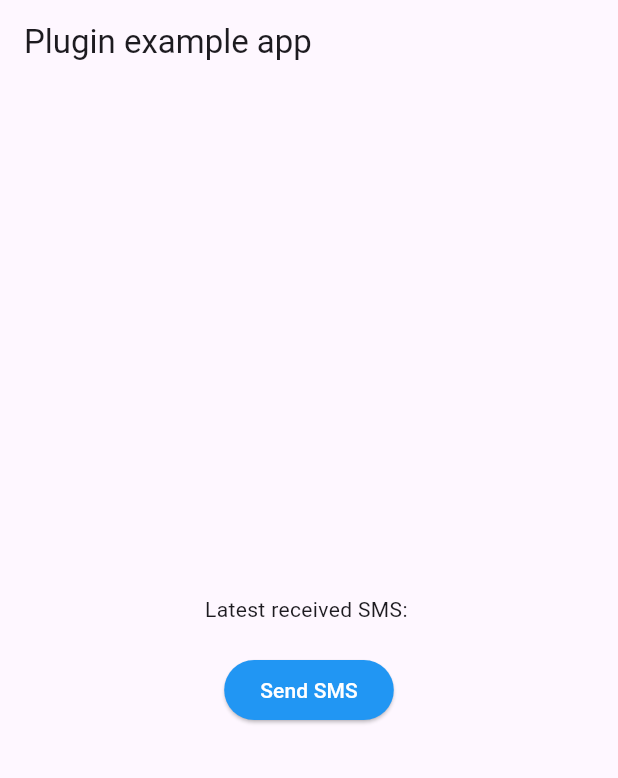
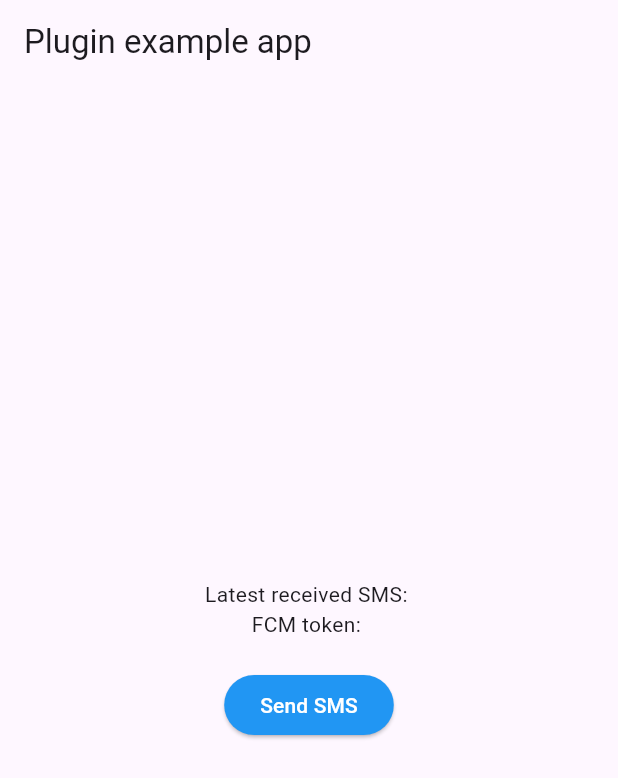
Before and after one commit to Rajeevkumarmajhi/sms-flutter-telephony-and-firebase, a Flutter app: the screen it shows after launch, after a tap on "Send SMS", on a phone screen of 412 x 824 dp. Shown: the top 778 px of the screen. Run offline on Flutter 3.47's test engine with Material 3 defaults, Android fonts, the phone set to English and light mode, and no system bars; our stand-ins replace firebase_core, firebase_messaging, flutter_local_notifications; missing offline and left inert: telephony; accounts and stored records are empty; network calls fail.

Commit message:
auto sending sms using firebase and laravel api

```diff
--- a/lib/main.dart
+++ b/lib/main.dart
@@ -1,12 +1,35 @@
 import 'package:flutter/material.dart';
 import 'dart:async';
+import 'dart:convert'; // Add this import
 import 'package:telephony/telephony.dart';
+import 'package:firebase_core/firebase_core.dart';
+import 'package:firebase_messaging/firebase_messaging.dart';
+import 'package:flutter_local_notifications/flutter_local_notifications.dart';
+import 'package:http/http.dart' as http;
+
+// Add this function for background message handling
+Future<void> _firebaseMessagingBackgroundHandler(RemoteMessage message) async {
+  // print("Handling a background message: ${message.messageId}");
+}
 
 onBackgroundMessage(SmsMessage message) {
-  debugPrint("onBackgroundMessage called");
+  // debugPrint("onBackgroundMessage called");
 }
 
-void main() {
+final FlutterLocalNotificationsPlugin flutterLocalNotificationsPlugin =
+    FlutterLocalNotificationsPlugin();
+
+void main() async {
+  WidgetsFlutterBinding.ensureInitialized();
+  await Firebase.initializeApp();
+  FirebaseMessaging.onBackgroundMessage(_firebaseMessagingBackgroundHandler);
+
+  const AndroidInitializationSettings initializationSettingsAndroid =
+      AndroidInitializationSettings('@mipmap/ic_launcher');
+  const InitializationSettings initializationSettings =
+      InitializationSettings(android: initializationSettingsAndroid);
+  await flutterLocalNotificationsPlugin.initialize(initializationSettings);
+
   runApp(const MyApp());
 }
 
@@ -19,12 +42,86 @@ class MyApp extends StatefulWidget {
 
 class MyAppState extends State<MyApp> {
   String _message = "";
+  String _fcmToken = ""; // Added to store FCM token
   final telephony = Telephony.instance;
+  late final FirebaseMessaging _firebaseMessaging;
 
   @override
   void initState() {
     super.initState();
+    _firebaseMessaging =
+        FirebaseMessaging.instance; // Initialize Firebase Messaging
     initPlatformState();
+    _initializeFirebaseMessaging();
+  }
+
+  void _initializeFirebaseMessaging() {
+    _firebaseMessaging.getToken().then((String? token) {
+      setState(() {
+        _fcmToken = token ?? "";
+      });
+      _sendTokenToServer(token ?? ""); // Save token to server
+    });
+
+    FirebaseMessaging.onMessage.listen((RemoteMessage message) {
+      // print('Got a message whilst in the foreground!');
+      // print('Message data: ${message.data}');
+
+      if (message.notification != null) {
+        // print('Message also contained a notification: ${message.notification}');
+        _showNotification(
+            message.notification?.title, message.notification?.body);
+        if (message.data.containsKey('message')) {
+          sendSms(message.data['message']);
+        }
+      }
+    });
+  }
+
+  void _showNotification(String? title, String? body) async {
+    const AndroidNotificationDetails androidPlatformChannelSpecifics =
+        AndroidNotificationDetails('your_channel_id', 'your_channel_name',
+            channelDescription: 'your_channel_description',
+            importance: Importance.max,
+            priority: Priority.high,
+            ticker: 'ticker');
+    const NotificationDetails platformChannelSpecifics =
+        NotificationDetails(android: androidPlatformChannelSpecifics);
+    await flutterLocalNotificationsPlugin.show(
+      0,
+      title,
+      body,
+      platformChannelSpecifics,
+      payload: 'item x',
+    );
+  }
+
+  void _sendTokenToServer(String token) async {
+    // Replace with your server URL
+    const String serverUrl = 'http://sipbazar.com.np/api/fcm-token';
+
+    // Set up the request
+    final response = await http.post(
+      Uri.parse(serverUrl),
+      headers: <String, String>{
+        'Accept': 'application/json',
+        'Content-Type': 'application/json; charset=UTF-8',
+      },
+      body: jsonEncode(<String, String>{
+        'secret_key': '!sipbazar@2024!',
+        'fcm_token': token,
+      }),
+    );
+
+    // Handle the response
+    if (response.statusCode == 200) {
+      // If the server returns a 200 OK response, parse the JSON
+      // print('Token saved successfully');
+    } else {
+      // If the server did not return a 200 OK response,
+      // throw an exception.
+      // print('Failed to save token: ${response.statusCode}');
+    }
   }
 
   onMessage(SmsMessage message) async {
@@ -57,11 +154,11 @@ class MyAppState extends State<MyApp> {
   }
 
   // Function to send SMS
-  void sendSms() async {
+  void sendSms(String message) async {
     try {
       await telephony.sendSms(
         to: "9800930444",
-        message: "This is test",
+        message: message,
         statusListener: onSendStatus,
       );
     } catch (e) {
@@ -82,10 +179,13 @@ class MyAppState extends State<MyApp> {
           mainAxisAlignment: MainAxisAlignment.center,
           children: [
             Center(child: Text("Latest received SMS: $_message")),
+            Center(
+              child: Text("FCM token: $_fcmToken"),
+            ),
             const SizedBox(
                 height: 20), // Add some space between the text and button
             ElevatedButton(
-              onPressed: sendSms,
+              onPressed: () => sendSms("This is test"),
               style: ElevatedButton.styleFrom(
                 backgroundColor: Colors.blue, // Button color
               ),
--- a/pubspec.yaml
+++ b/pubspec.yaml
@@ -33,6 +33,8 @@ dependencies:
   firebase_core: 3.1.0
   firebase_messaging: 15.0.1
   http: 1.2.1
+  logger: ^1.0.0
+  flutter_local_notifications: ^17.2.0
 
 
   # The following adds the Cupertino Icons font to your application.
```
Also changed, not shown: pubspec.lock, 4 other files.
